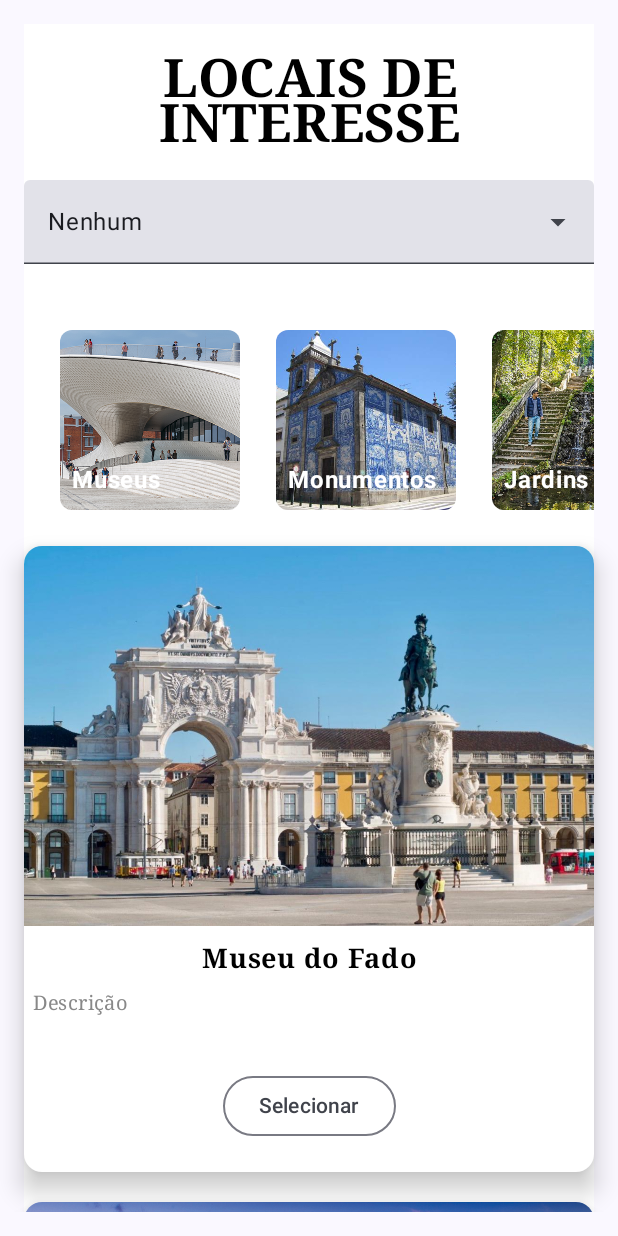
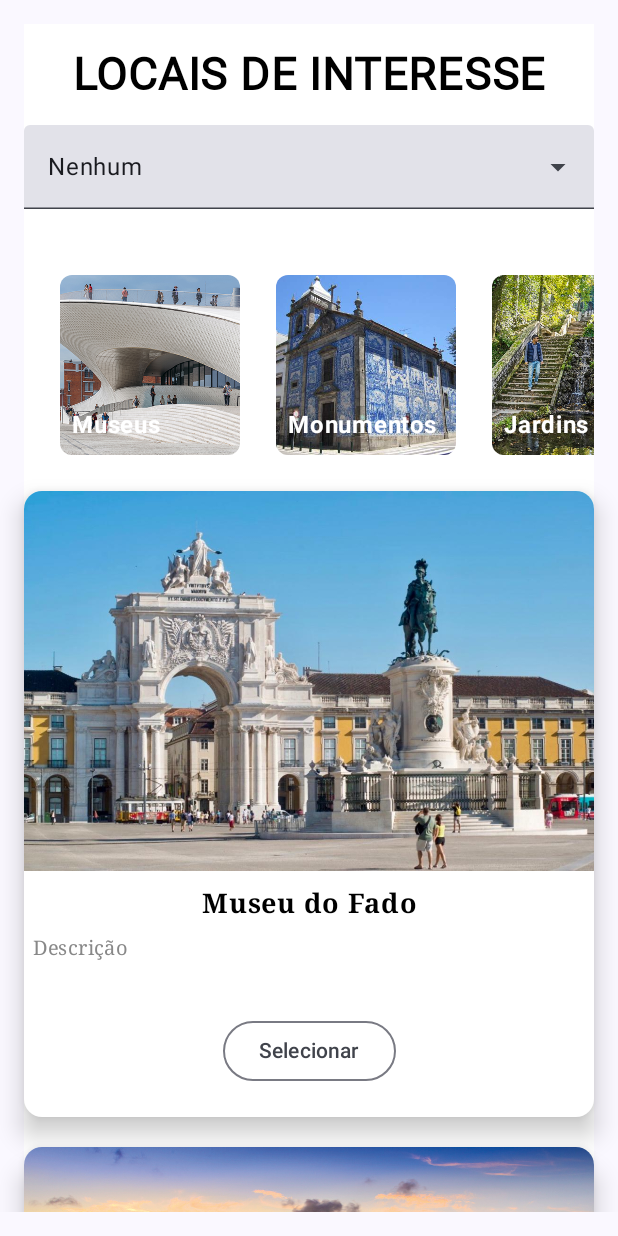
Before and after one commit to joaosantoss12/Tourists-Guide_Mobile-App, an Android app built with Jetpack Compose: the HomeScreen screen opened through its navigation route, after a tap on "Ver locais de interesse", on a phone screen of 412 x 824 dp. Run offline under Robolectric (Android 15) with nearby library versions, the phone set to English and light mode, and no system bars.

Commit message:
Colocação de fontes e atuaalização das UIS

```diff
--- a/app/src/main/java/pt/isec/a2020136093/amov/guiaturistico/HomeScreen.kt
+++ b/app/src/main/java/pt/isec/a2020136093/amov/guiaturistico/HomeScreen.kt
@@ -68,6 +68,7 @@ import androidx.compose.ui.unit.sp
 import androidx.compose.ui.unit.toSize
 import androidx.navigation.NavController
 import kotlinx.coroutines.selects.select
+import pt.isec.a2020136093.amov.guiaturistico.ui.theme.RegularFont
 
 @OptIn(ExperimentalMaterial3Api::class)
 @Composable
@@ -100,7 +101,7 @@ fun HomeScreen(
             textAlign = TextAlign.Center,
             fontSize = 35.sp,
             fontWeight = FontWeight.Bold,
-            fontFamily = FontFamily.Serif,
+            fontFamily = RegularFont,
             color = Color.Black,
             modifier = Modifier
                 .fillMaxWidth()
@@ -150,6 +151,14 @@ fun HomeScreen(
                 }
             }
 
+
+
+            Column(
+                modifier = Modifier
+                    .padding(0.dp, 20.dp, 0.dp, 0.dp)
+                    .verticalScroll(rememberScrollState())
+            ) {
+
                 Button(
                     onClick = {  },
                     modifier = Modifier
@@ -165,13 +174,6 @@ fun HomeScreen(
                 {
                     Text(text = stringResource(R.string.adicionaLocal))
                 }
-
-
-            Column(
-                modifier = Modifier
-                    .padding(0.dp, 20.dp, 0.dp, 0.dp)
-                    .verticalScroll(rememberScrollState())
-            ) {
 
 
                 Card(modifier= Modifier
--- a/app/src/main/java/pt/isec/a2020136093/amov/guiaturistico/InterestsScreen.kt
+++ b/app/src/main/java/pt/isec/a2020136093/amov/guiaturistico/InterestsScreen.kt
@@ -51,6 +51,7 @@ import androidx.compose.ui.text.style.TextAlign
 import androidx.compose.ui.unit.dp
 import androidx.compose.ui.unit.sp
 import androidx.navigation.NavController
+import pt.isec.a2020136093.amov.guiaturistico.ui.theme.RegularFont
 
 @OptIn(ExperimentalMaterial3Api::class)
 @Composable
@@ -80,9 +81,9 @@ fun InterestsScreen(
             text = stringResource(R.string.points_of_interest),
             lineHeight = 30.sp,
             textAlign = TextAlign.Center,
-            fontSize = 35.sp,
+            fontSize = 30.sp,
             fontWeight = FontWeight.Bold,
-            fontFamily = FontFamily.Serif,
+            fontFamily = RegularFont,
             color = Color.Black,
             modifier = Modifier
                 .fillMaxWidth()
@@ -131,7 +132,6 @@ fun InterestsScreen(
 
                 }
             }
-
 
 
 
--- a/app/src/main/java/pt/isec/a2020136093/amov/guiaturistico/LoginScreen.kt
+++ b/app/src/main/java/pt/isec/a2020136093/amov/guiaturistico/LoginScreen.kt
@@ -38,6 +38,7 @@ import androidx.compose.ui.tooling.preview.Preview
 import androidx.compose.ui.unit.dp
 import androidx.compose.ui.unit.sp
 import androidx.navigation.NavController
+import pt.isec.a2020136093.amov.guiaturistico.ui.theme.RegularFont
 
 @Composable
 fun LoginScreen(
@@ -67,7 +68,7 @@ fun LoginScreen(
                 .padding(16.dp),
             style = TextStyle(
                 color = Color(10, 10, 150),
-                fontFamily = FontFamily.Serif,
+                fontFamily = RegularFont,
                 fontSize = 30.sp, // Tamanho do texto
                 fontWeight = FontWeight.Bold,
                 textAlign = TextAlign.Center // Centraliza o texto
--- a/app/src/main/java/pt/isec/a2020136093/amov/guiaturistico/MainScreen.kt
+++ b/app/src/main/java/pt/isec/a2020136093/amov/guiaturistico/MainScreen.kt
@@ -127,7 +127,7 @@ fun MainScreen(navController: NavHostController = rememberNavController()) {
         ) {
             composable("Menu") {
                 Menu(
-                    stringResource(R.string.welcome),
+                    stringResource(R.string.nameApp),
                     navController,
                 )
             }
--- a/app/src/main/java/pt/isec/a2020136093/amov/guiaturistico/Menu.kt
+++ b/app/src/main/java/pt/isec/a2020136093/amov/guiaturistico/Menu.kt
@@ -32,6 +32,7 @@ import androidx.compose.ui.tooling.preview.Preview
 import androidx.compose.ui.unit.dp
 import androidx.compose.ui.unit.sp
 import androidx.navigation.NavHostController
+import pt.isec.a2020136093.amov.guiaturistico.ui.theme.RegularFont
 
 @Composable
 fun Menu(
@@ -45,8 +46,8 @@ fun Menu(
             .padding(0.dp, 40.dp, 0.dp, 0.dp),
     ) {
         Image(
-            painter = painterResource(R.drawable.imagem3png), // Substitua "sua_imagem" pelo nome do seu recurso de imagem
-            contentDescription = null, // Descrição da imagem (opcional)
+            painter = painterResource(R.drawable.imagem3png),
+            contentDescription = null, // Descrição da imagem
             modifier = Modifier
                 .fillMaxWidth()
         )
@@ -55,10 +56,10 @@ fun Menu(
             text = title,
             textAlign = TextAlign.Center,
             lineHeight = 45.sp,
-            fontSize = 50.sp,
+            fontSize = 40.sp,
             color = Color.White,
             fontWeight = FontWeight.Bold,
-            fontFamily = FontFamily.Serif,
+            fontFamily = RegularFont,
             modifier = Modifier
                 .fillMaxWidth()
                 .padding(0.dp, 50.dp, 0.dp, 0.dp)   // BOX DO TEXTO
--- a/app/src/main/java/pt/isec/a2020136093/amov/guiaturistico/RegisterScreen.kt
+++ b/app/src/main/java/pt/isec/a2020136093/amov/guiaturistico/RegisterScreen.kt
@@ -36,6 +36,7 @@ import androidx.compose.ui.tooling.preview.Preview
 import androidx.compose.ui.unit.dp
 import androidx.compose.ui.unit.sp
 import androidx.navigation.NavController
+import pt.isec.a2020136093.amov.guiaturistico.ui.theme.RegularFont
 
 
 @Composable
@@ -68,7 +69,7 @@ fun RegisterScreen(
                                 .padding(16.dp),
                         style = TextStyle(
                                 color = Color(10, 10, 150),
-                                fontFamily = FontFamily.Serif,
+                                fontFamily = RegularFont,
                                 fontSize = 30.sp, // Tamanho do texto
                                 fontWeight = FontWeight.Bold,
                                 textAlign = TextAlign.Center // Centraliza o texto
--- a/app/src/main/java/pt/isec/a2020136093/amov/guiaturistico/ui/theme/Type.kt
+++ b/app/src/main/java/pt/isec/a2020136093/amov/guiaturistico/ui/theme/Type.kt
@@ -1,10 +1,14 @@
 package pt.isec.a2020136093.amov.guiaturistico.ui.theme
 
 import androidx.compose.material3.Typography
+import androidx.compose.ui.text.ExperimentalTextApi
 import androidx.compose.ui.text.TextStyle
+import androidx.compose.ui.text.font.Font
 import androidx.compose.ui.text.font.FontFamily
+import androidx.compose.ui.text.font.FontVariation
 import androidx.compose.ui.text.font.FontWeight
 import androidx.compose.ui.unit.sp
+import pt.isec.a2020136093.amov.guiaturistico.R
 
 // Set of Material typography styles to start with
 val Typography = Typography(
@@ -32,3 +36,14 @@ val Typography = Typography(
     )
     */
 )
+
+@OptIn(ExperimentalTextApi::class)
+val RegularFont = FontFamily(
+    Font(
+        R.font.roboto_regular,
+        variationSettings = FontVariation.Settings(
+            FontVariation.weight(950),
+            FontVariation.width(30f),
+        )
+    )
+)
--- a/app/src/main/res/values/strings.xml
+++ b/app/src/main/res/values/strings.xml
@@ -18,4 +18,5 @@
     <string name="credits">Créditos</string>
     <string name="points_of_interest">LOCAIS DE INTERESSE</string>
     <string name="adicionaLocal">Adicionar Localização</string>
+    <string name="nameApp">JourneyBuddy</string>
 </resources>
```
Also changed, not shown: app/src/main/res/font/roboto_light.ttf (added), app/src/main/res/font/roboto_regular.ttf (added). Lines whose indentation alone changed are shown as unchanged.
